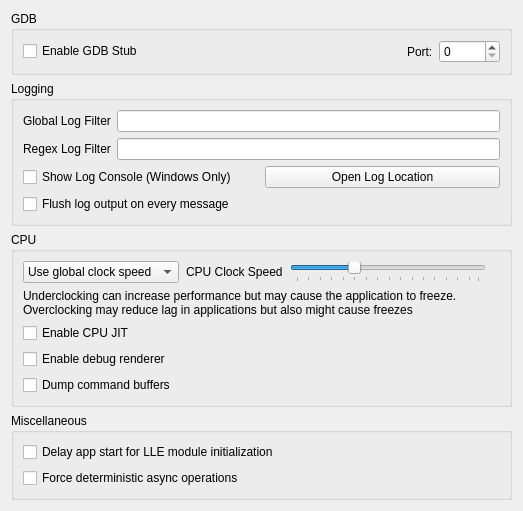
This is src/citra_qt/configuration/configure_debug.ui in amwatson/CitraVR as Qt 5 draws it before an edit. The edited form follows.
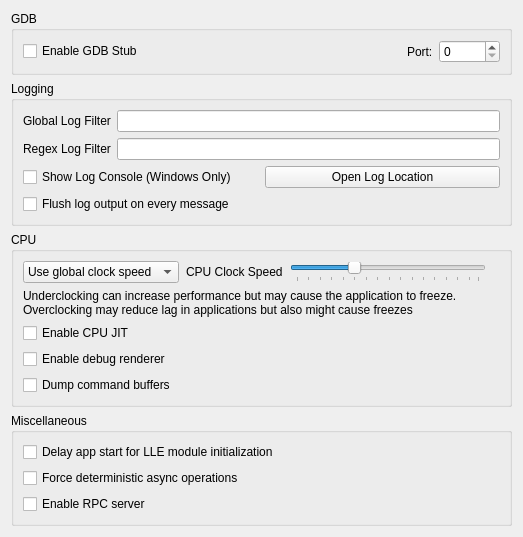
This is the edited form.

Commit message: Add setting to toggle RPC server (disabled by default) (#1047)

```diff
--- a/src/citra_qt/configuration/configure_debug.ui
+++ b/src/citra_qt/configuration/configure_debug.ui
@@ -279,6 +279,16 @@
         </property>
        </widget>
       </item>
+      <item row="3" column="0">
+        <widget class="QCheckBox" name="enable_rpc_server">
+          <property name="text">
+            <string>Enable RPC server</string>
+          </property>
+          <property name="toolTip">
+            <string>&lt;html&gt;&lt;head/&gt;&lt;body&gt;&lt;p&gt;Enables the RPC server on port 45987. This allows remotely reading/writing guest memory, do not enable if you don't know what you are doing.&lt;/p&gt;&lt;/body&gt;&lt;/html&gt;</string>
+          </property>
+        </widget>
+      </item>
      </layout>
     </widget>
    </item>
```
The commit also changes 8 other files.
